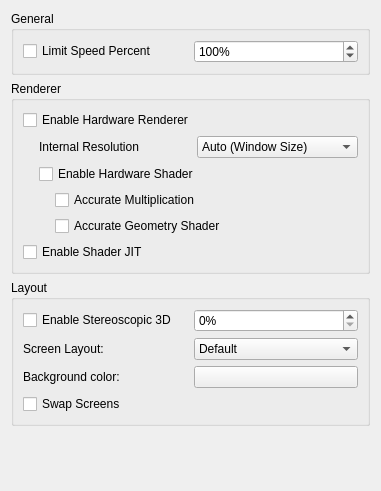
This is src/citra_qt/configuration/configure_graphics.ui in grimtnt/citra as Qt 5 draws it before an edit. The edited form follows.
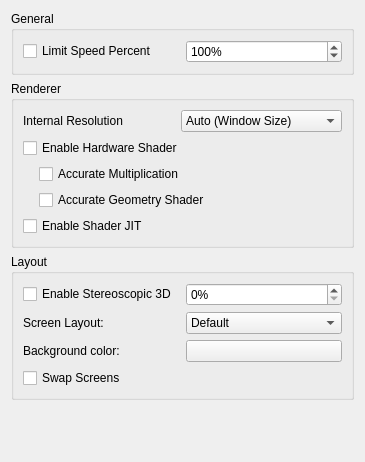
This is the edited form.

Diff of the .ui file:
```diff
--- a/src/citra_qt/configuration/configure_graphics.ui
+++ b/src/citra_qt/configuration/configure_graphics.ui
@@ -6,8 +6,8 @@
    <rect>
     <x>0</x>
     <y>0</y>
-    <width>381</width>
-    <height>491</height>
+    <width>365</width>
+    <height>462</height>
    </rect>
   </property>
   <property name="windowTitle">
@@ -57,31 +57,6 @@
      </property>
      <layout class="QVBoxLayout" name="verticalLayout_6">
       <item>
-       <widget class="QCheckBox" name="toggle_hw_renderer">
-        <property name="toolTip">
-         <string>&lt;html&gt;&lt;head/&gt;&lt;body&gt;&lt;p&gt;Use OpenGL to accelerate rendering.&lt;/p&gt;&lt;p&gt;Disable to debug graphics-related problem.&lt;/p&gt;&lt;/body&gt;&lt;/html&gt;</string>
-        </property>
-        <property name="text">
-         <string>Enable Hardware Renderer</string>
-        </property>
-       </widget>
-      </item>
-      <item>
-       <widget class="QWidget" name="hw_renderer_group" native="true">
-        <layout class="QVBoxLayout" name="verticalLayout_5">
-         <property name="leftMargin">
-          <number>16</number>
-         </property>
-         <property name="topMargin">
-          <number>0</number>
-         </property>
-         <property name="rightMargin">
-          <number>0</number>
-         </property>
-         <property name="bottomMargin">
-          <number>0</number>
-         </property>
-         <item>
           <layout class="QHBoxLayout" name="horizontalLayout">
            <item>
             <widget class="QLabel" name="label">
@@ -194,9 +169,6 @@
               <property name="text">
                <string>Accurate Geometry Shader</string>
               </property>
-             </widget>
-            </item>
-           </layout>
           </widget>
          </item>
         </layout>
```
Lines whose indentation alone changed are shown as unchanged.
